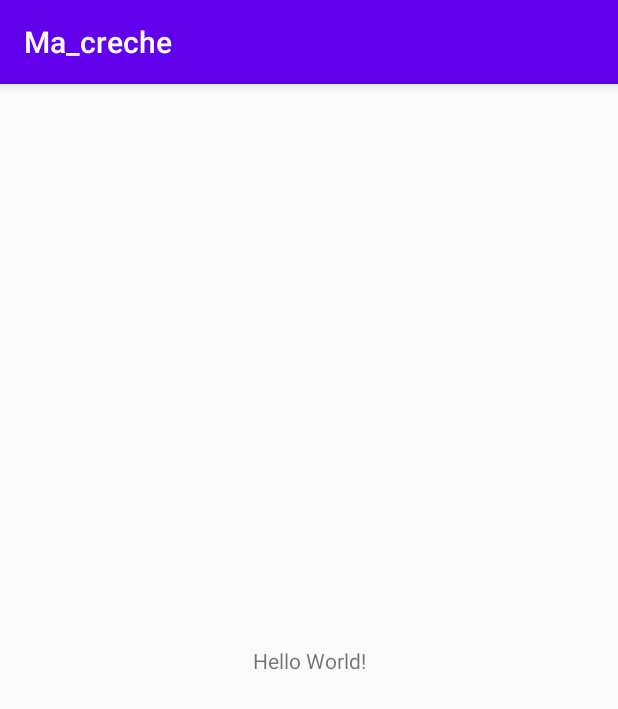
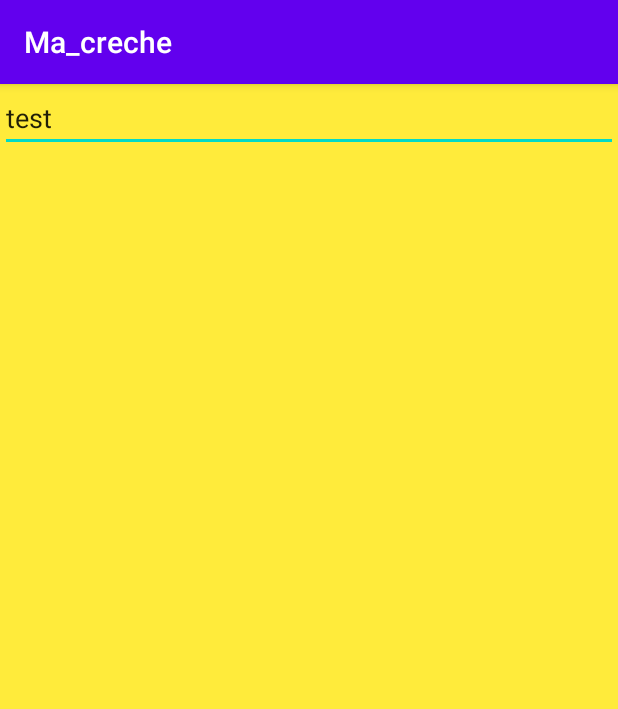
Before and after one commit to FaresALILI/MyAppCreche, an Android app: the screen it shows after launch (MainActivity), on a phone screen of 412 x 824 dp. Shown: the top 709 px of the screen. Run offline under Robolectric (Android 15) with nearby library versions, the phone set to English and light mode, and no system bars.

Commit message:
commit tester pour créer une branche

```diff
--- a/app/src/main/res/layout/activity_main.xml
+++ b/app/src/main/res/layout/activity_main.xml
@@ -1,19 +1,18 @@
 <?xml version="1.0" encoding="utf-8"?>
-<androidx.constraintlayout.widget.ConstraintLayout
-    xmlns:android="http://schemas.android.com/apk/res/android"
+<LinearLayout xmlns:android="http://schemas.android.com/apk/res/android"
+    android:orientation="vertical"
+    xmlns:app="http://schemas.android.com/apk/res-auto"
     xmlns:tools="http://schemas.android.com/tools"
-    xmlns:app="http://schemas.android.com/apk/res-auto"
     android:layout_width="match_parent"
     android:layout_height="match_parent"
+    android:background="#FFEB3B"
     tools:context=".MainActivity">
 
-    <TextView
-        android:layout_width="wrap_content"
+    <EditText
+        android:id="@+id/editText"
+        android:layout_width="match_parent"
         android:layout_height="wrap_content"
-        android:text="Hello World!"
-        app:layout_constraintBottom_toBottomOf="parent"
-        app:layout_constraintLeft_toLeftOf="parent"
-        app:layout_constraintRight_toRightOf="parent"
-        app:layout_constraintTop_toTopOf="parent" />
-
-</androidx.constraintlayout.widget.ConstraintLayout>
+        android:ems="10"
+        android:inputType="textPersonName"
+        android:text="test" />
+</LinearLayout>
```
